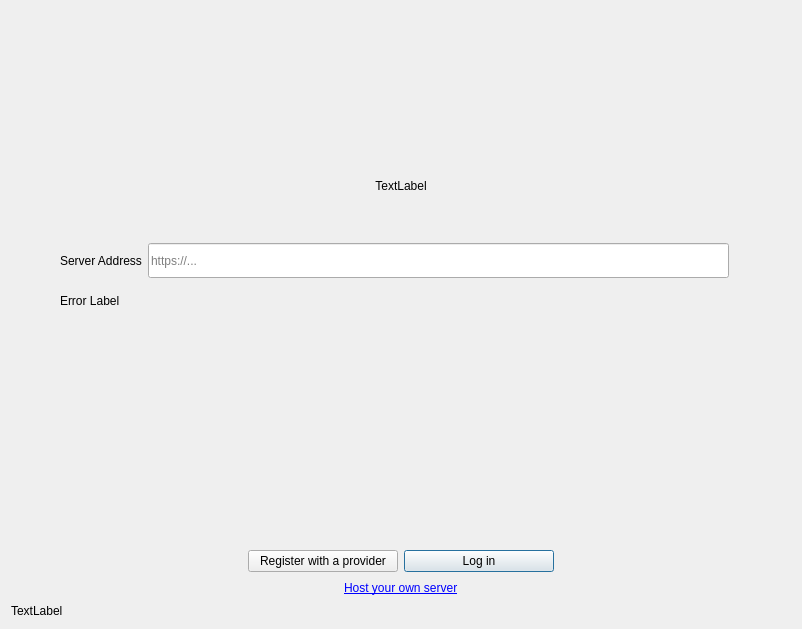
Qt form src/gui/wizard/owncloudsetupnocredspage.ui (nextcloud/desktop) before a commit.
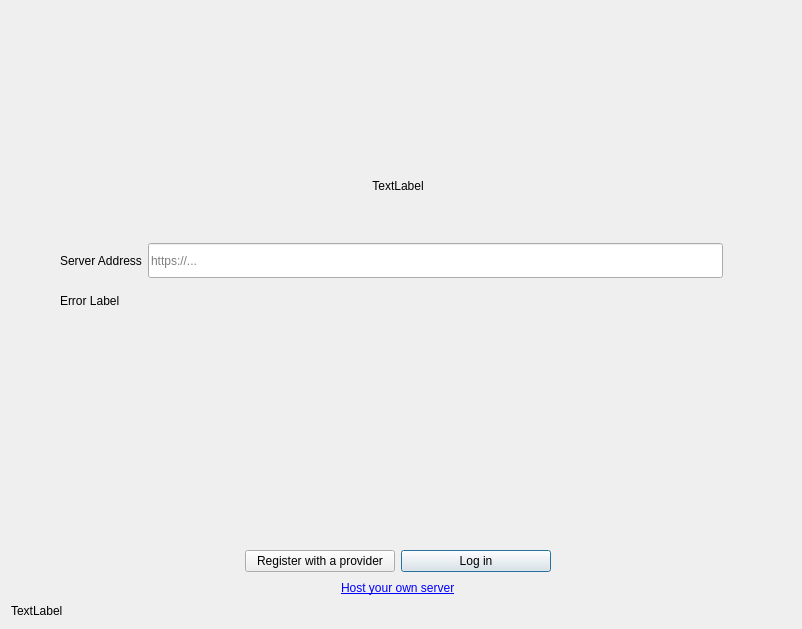
The same form after that commit. Custom widgets are drawn as their Qt base class.

Commit message: Added newly created next/prev svg's and fixed reduntant layout parts in wizard

The edit to the form file:
```diff
--- a/src/gui/wizard/owncloudsetupnocredspage.ui
+++ b/src/gui/wizard/owncloudsetupnocredspage.ui
@@ -206,8 +206,15 @@
      </property>
     </spacer>
    </item>
-   <item row="2" column="0">
-    <widget class="OCC::SlideShow" name="slideShow">
+   <item row="15" column="3">
+    <layout class="QHBoxLayout" name="horizontalLayout_3">
+     <property name="bottomMargin">
+      <number>0</number>
+     </property>
+    </layout>
+   </item>
+   <item row="2" column="3">
+    <widget class="OCC::SlideShow" name="slideShow" native="true">
      <property name="font">
       <font>
        <pointsize>12</pointsize>
```
The commit also changes 2 other files.
